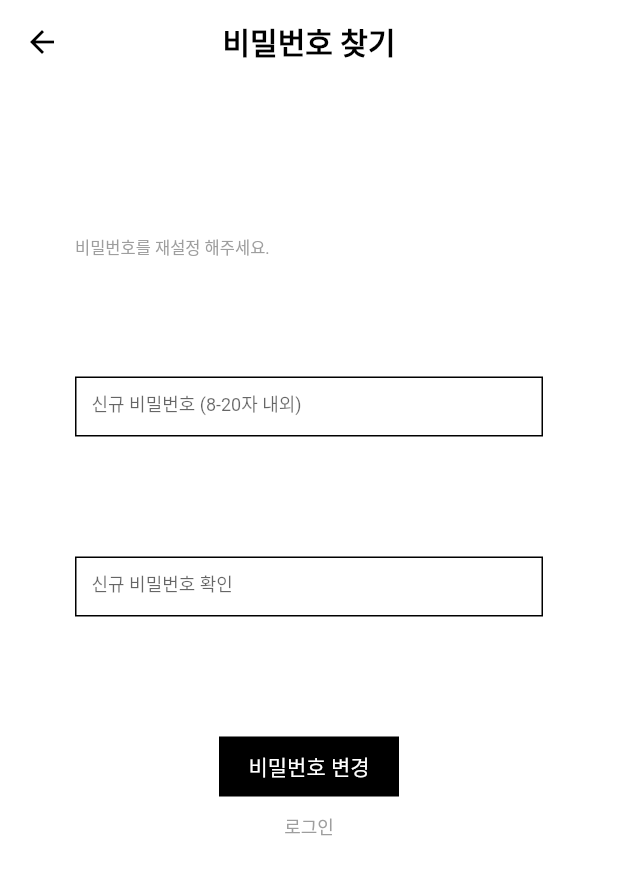
After one commit to geekynerdbiker/flutter, a Flutter app: the ChangePasswordPage screen opened directly, on a phone screen of 412 x 824 dp. The commit adds this screen. Shown: the top 875 px of the screen. Run offline on Flutter 3.47's test engine with Material 2 defaults, Android fonts, the phone set to English and light mode, and no system bars; our stand-ins replace carousel_slider, dots_indicator; missing offline and left inert: dart:ffi.

Commit message:
Update pages

```diff
--- /dev/null
+++ b/lib/pages/account/changePassword.dart
@@ -0,0 +1,131 @@
+import 'package:flutter/material.dart';
+import 'package:newnew/pages/account/signInPage.dart';
+
+class ChangePasswordPage extends StatelessWidget {
+  @override
+  Widget build(BuildContext context) {
+    return Scaffold(
+      appBar: AppBar(
+        backgroundColor: Colors.white,
+        elevation: 0,
+        centerTitle: true,
+        title: Container(
+          child: Text(
+            '비밀번호 찾기',
+            style: TextStyle(color: Colors.black, fontWeight: FontWeight.bold),
+          ),
+        ),
+        leading: BackButton(
+          color: Colors.black,
+          onPressed: () {
+            Navigator.pop(context);
+          },
+        ),
+      ),
+      backgroundColor: Colors.white,
+      body: Container(
+        width: MediaQuery
+            .of(context)
+            .size
+            .width,
+        child: Column(
+          children: <Widget>[
+            Container(
+              height: 100,
+            ),
+            Container(
+              height: 15,
+              width: MediaQuery
+                  .of(context)
+                  .size
+                  .width - 100,
+              child: Text(
+                '비밀번호를 재설정 해주세요.',
+                style: TextStyle(fontSize: 11, color: Colors.grey),
+              ),
+            ),
+            Padding(
+              padding: EdgeInsets.all(40),
+            ),
+            Container(
+                height: 40,
+                width: MediaQuery
+                    .of(context)
+                    .size
+                    .width - 100,
+                decoration:
+                BoxDecoration(border: Border.all(color: Colors.black)),
+                child: Padding(
+                  padding: EdgeInsets.only(left: 10, bottom: 3),
+                  child: TextField(
+                    style: TextStyle(
+                      fontSize: 12,
+                    ),
+                    decoration: InputDecoration(
+                        border: InputBorder.none,
+                        hintText: '신규 비밀번호 (8-20자 내외)'),
+                  ),
+                )),
+            Padding(
+              padding: EdgeInsets.all(40),
+            ),
+            Container(
+                height: 40,
+                width: MediaQuery
+                    .of(context)
+                    .size
+                    .width - 100,
+                decoration:
+                BoxDecoration(border: Border.all(color: Colors.black)),
+                child: Padding(
+                  padding: EdgeInsets.only(left: 10, bottom: 3),
+                  child: TextField(
+                    style: TextStyle(
+                      fontSize: 12,
+                    ),
+                    decoration: InputDecoration(
+                        border: InputBorder.none, hintText: '신규 비밀번호 확인'),
+                  ),
+                )),
+            Padding(
+              padding: EdgeInsets.all(40),
+            ),
+            Material(
+              child: InkWell(
+                onTap: () {
+                  Navigator.push(
+                      context, MaterialPageRoute(builder: (context) => SignInPage()));
+                },
+                child: Container(
+                  height: 40,
+                  width: 120,
+                  color: Colors.black,
+                  child: Center(
+                    child: Text(
+                      '비밀번호 변경',
+                      style: TextStyle(fontSize: 14, color: Colors.white),
+                    ),
+                  ),
+                ),
+              ),
+            ),
+            Padding(
+              padding: EdgeInsets.all(5),
+            ),
+            Container(
+              height: 20,
+              width: 130,
+              color: Colors.white,
+              child: Center(
+                child: Text(
+                  '로그인',
+                  style: TextStyle(fontSize: 12, color: Colors.grey),
+                ),
+              ),
+            ),
+          ],
+        ),
+      ),
+    );
+  }
+}
--- a/lib/pages/forYou/mainPage.dart
+++ b/lib/pages/forYou/mainPage.dart
@@ -4,12 +4,12 @@ import 'package:newnew/widgets/forYou/Recommends.dart';
 import 'package:newnew/widgets/forYou/collection/userCollections.dart';
 import 'package:newnew/widgets/forYou/collection/newnewCollections.dart';
 
-class CollectionPage extends StatefulWidget {
+class ForYouPage extends StatefulWidget {
   @override
-  _CollectionPageState createState() => _CollectionPageState();
+  _ForYouPageState createState() => _ForYouPageState();
 }
 
-class _CollectionPageState extends State<CollectionPage> with TickerProviderStateMixin {
+class _ForYouPageState extends State<ForYouPage> with TickerProviderStateMixin {
   TabController _controller;
 
   List<Widget> pages = [
--- a/lib/pages/home/mainPage.dart
+++ b/lib/pages/home/mainPage.dart
@@ -1,11 +1,10 @@
 import 'package:flutter/material.dart';
 import 'package:carousel_slider/carousel_slider.dart';
 
-import 'package:newnew/pages/etc/popularSeller.dart';
-import 'package:newnew/pages/forYou/collectionDetailPage.dart';
+import 'package:newnew/pages/profile/popularSeller.dart';
 import 'package:newnew/pages/forYou/userCollectionPage.dart';
 import 'package:newnew/pages/product/productListPage.dart';
-import 'package:newnew/widgets/forYou/collection/userCollections.dart';
+import 'package:newnew/pages/start/onboarding.dart';
 
 import 'package:newnew/widgets/home/popularSellers.dart';
 import 'package:newnew/widgets/home/searchBar.dart';
@@ -14,13 +13,26 @@ import 'package:newnew/widgets/home/squareList.dart';
 import 'package:newnew/widgets/home/sideScrollViewerVertical.dart';
 import 'package:newnew/widgets/home/trendingSearch.dart';
 
-
 class HomePage extends StatefulWidget {
   @override
   _HomePageState createState() => _HomePageState();
 }
 
 class _HomePageState extends State<HomePage> {
+  @override
+  void initState() {
+    super.initState();
+    onboarding(context);
+  }
+
+  void onboarding(BuildContext context) {
+    showDialog(
+        context: context,
+        builder: (context) => AlertDialog(
+              content: OnboardingScreen(),
+            ));
+  }
+
   Widget build(BuildContext context) {
     Widget appBar = AppBar(
       centerTitle: true,
@@ -117,8 +129,8 @@ class _HomePageState extends State<HomePage> {
             mainAxisAlignment: MainAxisAlignment.spaceBetween,
             children: <Widget>[
               Padding(
-                padding: EdgeInsets.only(
-                    right: 12, left: 12, bottom: 12, top: 30),
+                padding:
+                    EdgeInsets.only(right: 12, left: 12, bottom: 12, top: 30),
                 child: Text(
                   'NEW NEW PICK',
                   style: TextStyle(
@@ -132,7 +144,10 @@ class _HomePageState extends State<HomePage> {
                 child: Material(
                   child: InkWell(
                     onTap: () {
-                      Navigator.push(context, MaterialPageRoute(builder: (context) => ProductListPage()));
+                      Navigator.push(
+                          context,
+                          MaterialPageRoute(
+                              builder: (context) => ProductListPage()));
                     },
                     child: Container(
                       width: 70,
@@ -158,8 +173,7 @@ class _HomePageState extends State<HomePage> {
             mainAxisAlignment: MainAxisAlignment.spaceBetween,
             children: <Widget>[
               Padding(
-                padding:
-                EdgeInsets.only(top: 30, bottom: 12.0, left: 12.0),
+                padding: EdgeInsets.only(top: 30, bottom: 12.0, left: 12.0),
                 child: new Text(
                   'XXX님, 까먹지 마세요!',
                   style: TextStyle(
@@ -173,7 +187,10 @@ class _HomePageState extends State<HomePage> {
                 child: Material(
                   child: InkWell(
                     onTap: () {
-                      Navigator.push(context, MaterialPageRoute(builder: (context) => ProductListPage()));
+                      Navigator.push(
+                          context,
+                          MaterialPageRoute(
+                              builder: (context) => ProductListPage()));
                     },
                     child: Container(
                       width: 70,
@@ -216,7 +233,10 @@ class _HomePageState extends State<HomePage> {
                 child: Material(
                   child: InkWell(
                     onTap: () {
-                      Navigator.push(context, MaterialPageRoute(builder: (context) => PopularSellerPage()));
+                      Navigator.push(
+                          context,
+                          MaterialPageRoute(
+                              builder: (context) => PopularSellerPage()));
                     },
                     child: Container(
                       width: 70,
@@ -237,7 +257,6 @@ class _HomePageState extends State<HomePage> {
               ),
             ],
           ),
-
           Container(
             height: 130,
             child: PopularSellers(),
@@ -246,8 +265,8 @@ class _HomePageState extends State<HomePage> {
             mainAxisAlignment: MainAxisAlignment.spaceBetween,
             children: <Widget>[
               Padding(
-                padding: EdgeInsets.only(
-                    right: 12, left: 12, bottom: 12, top: 30),
+                padding:
+                    EdgeInsets.only(right: 12, left: 12, bottom: 12, top: 30),
                 child: Row(
                   children: <Widget>[
                     Text(
@@ -272,7 +291,10 @@ class _HomePageState extends State<HomePage> {
                 child: Material(
                   child: InkWell(
                     onTap: () {
-                      Navigator.push(context, MaterialPageRoute(builder: (context) => ProductListPage()));
+                      Navigator.push(
+                          context,
+                          MaterialPageRoute(
+                              builder: (context) => ProductListPage()));
                     },
                     child: Container(
                       width: 70,
@@ -298,8 +320,8 @@ class _HomePageState extends State<HomePage> {
             mainAxisAlignment: MainAxisAlignment.spaceBetween,
             children: <Widget>[
               Padding(
-                padding: EdgeInsets.only(
-                    right: 12, left: 12, bottom: 12, top: 30),
+                padding:
+                    EdgeInsets.only(right: 12, left: 12, bottom: 12, top: 30),
                 child: Row(
                   children: <Widget>[
                     Text(
@@ -324,7 +346,10 @@ class _HomePageState extends State<HomePage> {
                 child: Material(
                   child: InkWell(
                     onTap: () {
-                      Navigator.push(context, MaterialPageRoute(builder: (context) => ProductListPage()));
+                      Navigator.push(
+                          context,
+                          MaterialPageRoute(
+                              builder: (context) => ProductListPage()));
                     },
                     child: Container(
                       width: 70,
@@ -350,8 +375,8 @@ class _HomePageState extends State<HomePage> {
             mainAxisAlignment: MainAxisAlignment.spaceBetween,
             children: <Widget>[
               Padding(
-                padding: EdgeInsets.only(
-                    right: 12, left: 12, bottom: 12, top: 30),
+                padding:
+                    EdgeInsets.only(right: 12, left: 12, bottom: 12, top: 30),
                 child: Row(
                   children: <Widget>[
                     Text(
@@ -376,7 +401,10 @@ class _HomePageState extends State<HomePage> {
                 child: Material(
                   child: InkWell(
                     onTap: () {
-                      Navigator.push(context, MaterialPageRoute(builder: (context) => ProductListPage()));
+                      Navigator.push(
+                          context,
+                          MaterialPageRoute(
+                              builder: (context) => ProductListPage()));
                     },
                     child: Container(
                       width: 70,
@@ -402,8 +430,8 @@ class _HomePageState extends State<HomePage> {
             mainAxisAlignment: MainAxisAlignment.spaceBetween,
             children: <Widget>[
               Padding(
-                padding: EdgeInsets.only(
-                    right: 12, left: 12, bottom: 12, top: 30),
+                padding:
+                    EdgeInsets.only(right: 12, left: 12, bottom: 12, top: 30),
                 child: Text(
                   'Collection',
                   style: TextStyle(fontSize: 22, fontWeight: FontWeight.w700),
@@ -414,7 +442,10 @@ class _HomePageState extends State<HomePage> {
                 child: Material(
                   child: InkWell(
                     onTap: () {
-                      Navigator.push(context, MaterialPageRoute(builder: (context) => UserCollectionPage()));
+                      Navigator.push(
+                          context,
+                          MaterialPageRoute(
+                              builder: (context) => UserCollectionPage()));
                     },
                     child: Container(
                       width: 70,
@@ -440,8 +471,8 @@ class _HomePageState extends State<HomePage> {
             mainAxisAlignment: MainAxisAlignment.spaceBetween,
             children: <Widget>[
               Padding(
-                padding: EdgeInsets.only(
-                    right: 12, left: 12, bottom: 12, top: 30),
+                padding:
+                    EdgeInsets.only(right: 12, left: 12, bottom: 12, top: 30),
                 child: Text(
                   '10만원 미만 ',
                   style: TextStyle(
@@ -455,7 +486,10 @@ class _HomePageState extends State<HomePage> {
                 child: Material(
                   child: InkWell(
                     onTap: () {
-                      Navigator.push(context, MaterialPageRoute(builder: (context) => ProductListPage()));
+                      Navigator.push(
+                          context,
+                          MaterialPageRoute(
+                              builder: (context) => ProductListPage()));
                     },
                     child: Container(
                       width: 70,
--- a/lib/pages/start/onboarding.dart
+++ b/lib/pages/start/onboarding.dart
@@ -1,8 +1,8 @@
 import 'package:flutter/material.dart';
 import 'package:dots_indicator/dots_indicator.dart';
-import 'package:newnew/pages/etc/signInPage.dart';
-import 'package:newnew/pages/etc/signUpPage.dart';
-import 'package:newnew/pages/home/mainPage.dart';
+import 'package:newnew/pages/account/signInPage.dart';
+import 'package:newnew/pages/account/signUpPage.dart';
+import 'package:newnew/pages/start/bootPage.dart';
 
 class OnboardingScreen extends StatefulWidget {
   @override
@@ -44,7 +44,7 @@ class _OnboardingScreen extends State<OnboardingScreen>
                 child: InkWell(
                   onTap: () {
                     Navigator.push(context,
-                        MaterialPageRoute(builder: (context) => HomePage()));
+                        MaterialPageRoute(builder: (context) => BootPage()));
                   },
                   child: Container(
                     width: MediaQuery.of(context).size.width * 0.2,
@@ -190,7 +190,7 @@ class Walkthrougth extends StatelessWidget {
   @override
   Widget build(BuildContext context) {
     return Container(
-      decoration: BoxDecoration(color: Colors.redAccent),
+      //decoration: BoxDecoration(color: Colors.redAccent),
       width: MediaQuery.of(context).size.width,
       height: MediaQuery.of(context).size.height,
       child: Center(child: Text(textContent)),
--- a/lib/pages/start/splashScreen.dart
+++ b/lib/pages/start/splashScreen.dart
@@ -1,5 +1,6 @@
 import 'dart:async';
 import 'package:flutter/material.dart';
+import 'package:newnew/pages/start/bootPage.dart';
 import 'package:newnew/pages/start/onboarding.dart';
 
 class SplashScreen extends StatefulWidget {
@@ -14,6 +15,7 @@ class _SplashScreenState extends State<SplashScreen> {
     super.initState();
     startTime();
   }
+
   startTime() async {
     var duration = new Duration(seconds: 2);
     return new Timer(duration, route);
@@ -21,7 +23,7 @@ class _SplashScreenState extends State<SplashScreen> {
 
   route() {
     Navigator.pushReplacement(context, MaterialPageRoute(
-        builder: (context) => OnboardingScreen()
+        builder: (context) => BootPage()
     )
     );
   }
```
